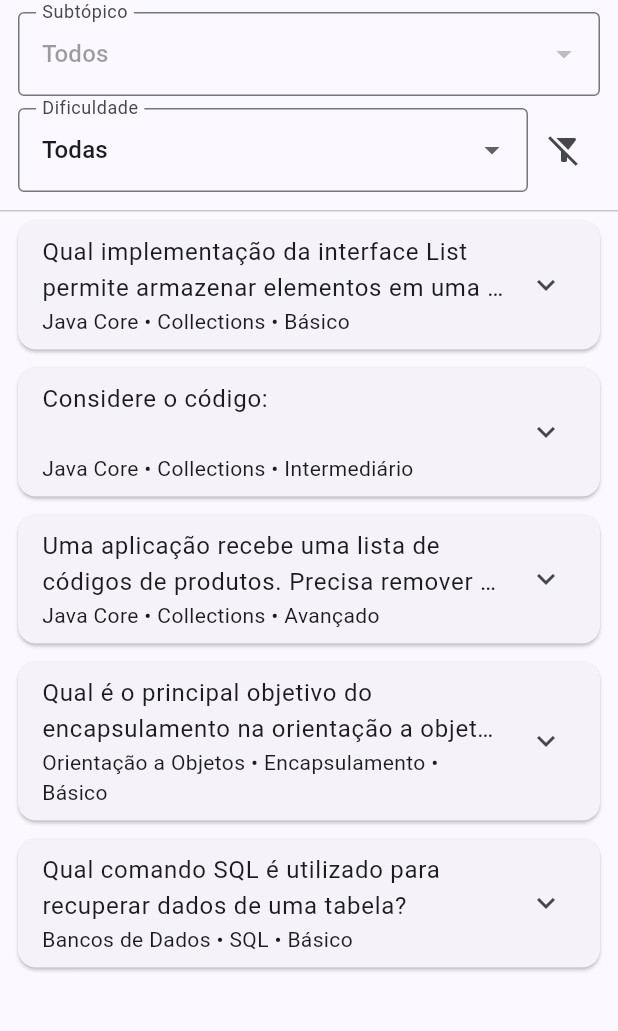
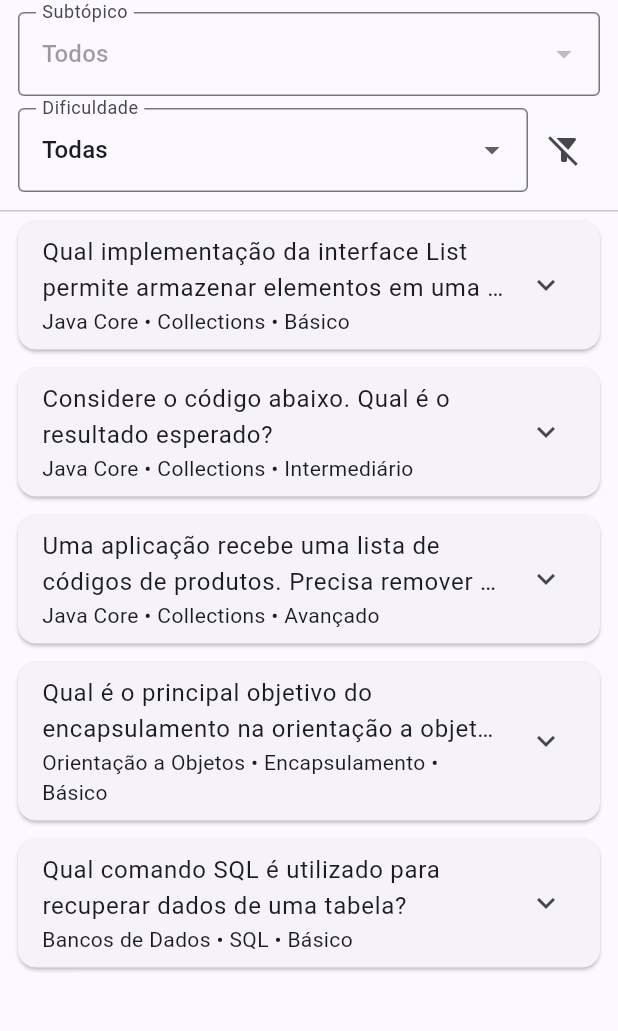
Before and after one commit to HoudiniGM/QUIZtion2, a Flutter app: the screen it shows after launch, after a tap on "Banco de questões", on a phone screen of 412 x 824 dp, the part 186-1217 px from its top. Run offline on Flutter 3.47's test engine with Material 3 defaults, Android fonts, the phone set to English and light mode, and no system bars; our stand-ins replace drift, drift_flutter, go_router; accounts and stored records are empty; generated files the repository leaves out were written again.

Commit message:
feat: separate code snippet from question statement
Add an optional codeSnippet field to Question (and a nullable
code_snippet column, schema v3). The statement is now always plain text;
code is rendered as a monospaced block below it, in the quiz, bank and
results screens. Previously the whole statement of code questions was
rendered as a code block. Seed's intermediate question split
accordingly; add persistence tests for the new field.

```diff
--- a/app/lib/data/question_repository.dart
+++ b/app/lib/data/question_repository.dart
@@ -155,6 +155,7 @@ class QuestionRepository {
               statement: question.statement,
               difficulty: question.difficulty.id,
               createdAt: question.createdAt,
+              codeSnippet: Value(question.codeSnippet),
               contentType: Value(question.contentType.id),
               tags: Value(question.tags.join(',')),
               promptVersion: Value(question.promptVersion),
@@ -186,6 +187,7 @@ class QuestionRepository {
       theme: q.theme,
       subtopic: q.subtopic,
       statement: q.statement,
+      codeSnippet: q.codeSnippet,
       contentType: ContentType.fromIdOrDefault(q.contentType),
       difficulty: Difficulty.fromId(q.difficulty),
       tags: q.tags.isEmpty ? const [] : q.tags.split(','),
--- a/app/lib/data/sample_data.dart
+++ b/app/lib/data/sample_data.dart
@@ -1,5 +1,4 @@
 import '../domain/answer_option.dart';
-import '../domain/content_type.dart';
 import '../domain/difficulty.dart';
 import '../domain/question.dart';
 import 'question_repository.dart';
@@ -158,15 +157,14 @@ class DataSeeder {
         id: 'seed-collections-intermediate-1',
         theme: 'Java Core',
         subtopic: 'Collections',
-        contentType: ContentType.code,
-        statement: 'Considere o código:\n\n'
-            'List<String> nomes = new ArrayList<>();\n'
+        statement:
+            'Considere o código abaixo. Qual é o resultado esperado?',
+        codeSnippet: 'List<String> nomes = new ArrayList<>();\n'
             'nomes.add("Ana");\n'
             'nomes.add("Bruno");\n'
             'nomes.add("Ana");\n\n'
             'Set<String> unicos = new HashSet<>(nomes);\n\n'
-            'System.out.println(unicos.size());\n\n'
-            'Qual é o resultado esperado?',
+            'System.out.println(unicos.size());',
         difficulty: Difficulty.intermediate,
         createdAt: now,
         options: const [
--- a/app/lib/data/tables.dart
+++ b/app/lib/data/tables.dart
@@ -39,6 +39,8 @@ class Questions extends Table {
   TextColumn get theme => text()();
   TextColumn get subtopic => text()();
   TextColumn get statement => text()();
+  // Optional code snippet, rendered as a monospaced block below the statement.
+  TextColumn get codeSnippet => text().nullable()();
   TextColumn get contentType => text().withDefault(const Constant('text'))();
   TextColumn get difficulty => text()();
   TextColumn get tags => text().withDefault(const Constant(''))();
--- a/app/lib/domain/question.dart
+++ b/app/lib/domain/question.dart
@@ -16,8 +16,20 @@ class Question {
   final String id;
   final String theme;
   final String subtopic;
+
+  /// The question statement in natural language (always plain text).
   final String statement;
+
+  /// Optional code snippet shown as a monospaced code block below the
+  /// statement. When null, the question has no code. Keeping it separate from
+  /// [statement] prevents the natural-language text from being rendered as
+  /// code (see requirements, section 10).
+  final String? codeSnippet;
+
+  /// Content type of the statement. Kept for extensibility; the statement is
+  /// expected to be plain text — code goes in [codeSnippet].
   final ContentType contentType;
+
   final List<AnswerOption> options;
   final Difficulty difficulty;
   final List<String> tags;
@@ -34,10 +46,14 @@ class Question {
     required this.options,
     required this.difficulty,
     required this.createdAt,
+    this.codeSnippet,
     this.contentType = ContentType.text,
     this.tags = const [],
     this.promptVersion,
   });
+
+  /// Whether the question has a code snippet to display.
+  bool get hasCode => codeSnippet != null && codeSnippet!.trim().isNotEmpty;
 
   /// The correct option of the question.
   ///
@@ -50,6 +66,7 @@ class Question {
     String? theme,
     String? subtopic,
     String? statement,
+    String? codeSnippet,
     ContentType? contentType,
     List<AnswerOption>? options,
     Difficulty? difficulty,
@@ -62,6 +79,7 @@ class Question {
       theme: theme ?? this.theme,
       subtopic: subtopic ?? this.subtopic,
       statement: statement ?? this.statement,
+      codeSnippet: codeSnippet ?? this.codeSnippet,
       contentType: contentType ?? this.contentType,
       options: options ?? this.options,
       difficulty: difficulty ?? this.difficulty,
--- a/app/lib/ui/screens/question_bank_screen.dart
+++ b/app/lib/ui/screens/question_bank_screen.dart
@@ -1,6 +1,7 @@
 import 'package:flutter/material.dart';
 import 'package:provider/provider.dart';
 
+import '../../domain/content_type.dart';
 import '../../domain/difficulty.dart';
 import '../../domain/question.dart';
 import '../../state/app_state.dart';
@@ -199,11 +200,15 @@ class _QuestionTile extends StatelessWidget {
         children: [
           Align(
             alignment: Alignment.centerLeft,
-            child: ContentView(
-              text: question.statement,
-              type: question.contentType,
+            child: Text(question.statement),
+          ),
+          if (question.hasCode) ...[
+            const SizedBox(height: 8),
+            ContentView(
+              text: question.codeSnippet!,
+              type: ContentType.code,
             ),
-          ),
+          ],
           const SizedBox(height: 12),
           ...question.options.map((o) => Padding(
                 padding: const EdgeInsets.only(bottom: 8),
```
Also changed, not shown: app/lib/data/app_database.dart (+8 -8 lines), app/lib/ui/screens/quiz_screen.dart (+11 -4 lines), app/lib/ui/screens/results_screen.dart (+6 -1 lines), 1 other file.
